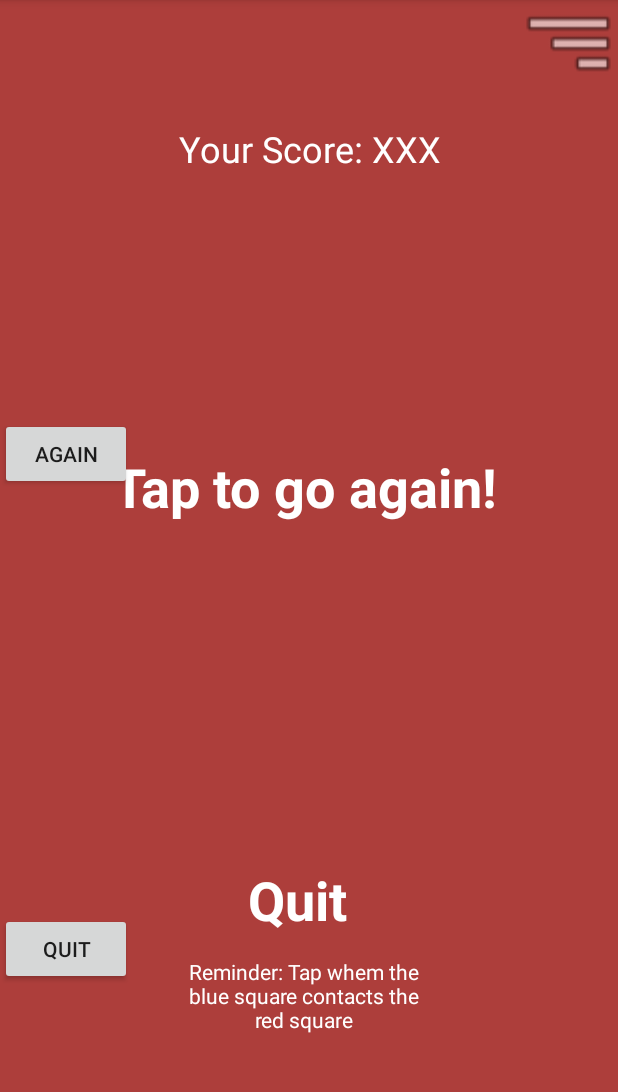
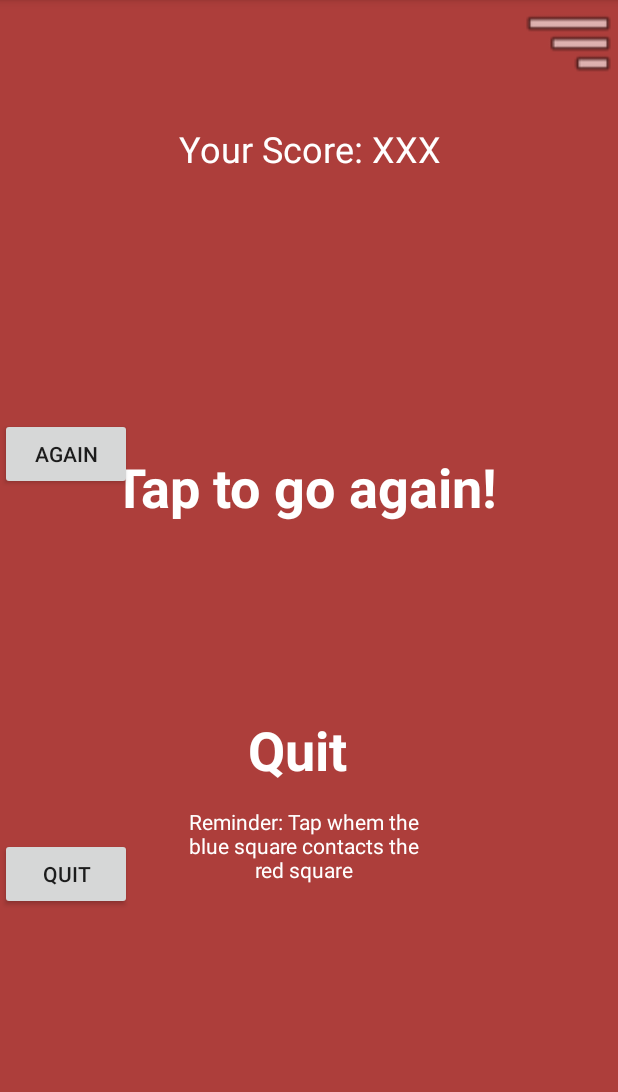
Before and after one commit to vrba8650/488App, an Android app: the fail screen opened directly, with no data from a screen before it, on a phone screen of 412 x 824 dp, the part 84-1176 px from its top. Run offline under Robolectric (Android 15) with nearby library versions, the phone set to English and light mode, and no system bars.

Commit message:
re-scaled quit pronmpt and text

```diff
--- a/app/src/main/res/layout/activity_fail.xml
+++ b/app/src/main/res/layout/activity_fail.xml
@@ -45,14 +45,14 @@
         android:textSize="36sp"
         android:textStyle="bold"
         android:translationX="165dp"
-        android:translationY="575dp" />
+        android:translationY="475dp" />
 
     <Button
         android:id="@+id/quitButton"
         android:layout_width="wrap_content"
         android:layout_height="wrap_content"
         android:layout_alignParentBottom="true"
-        android:layout_marginBottom="111dp"
+        android:layout_marginBottom="161dp"
         android:text="quit" />
 
     <TextView
@@ -63,7 +63,7 @@
         android:text="Reminder: Tap whem the blue square contacts the red square"
         android:textColor="#FFFFFF"
         android:translationX="125dp"
-        android:translationY="630dp" />
+        android:translationY="530dp" />
 
     <ImageButton
         android:id="@+id/btnSettings"
```
